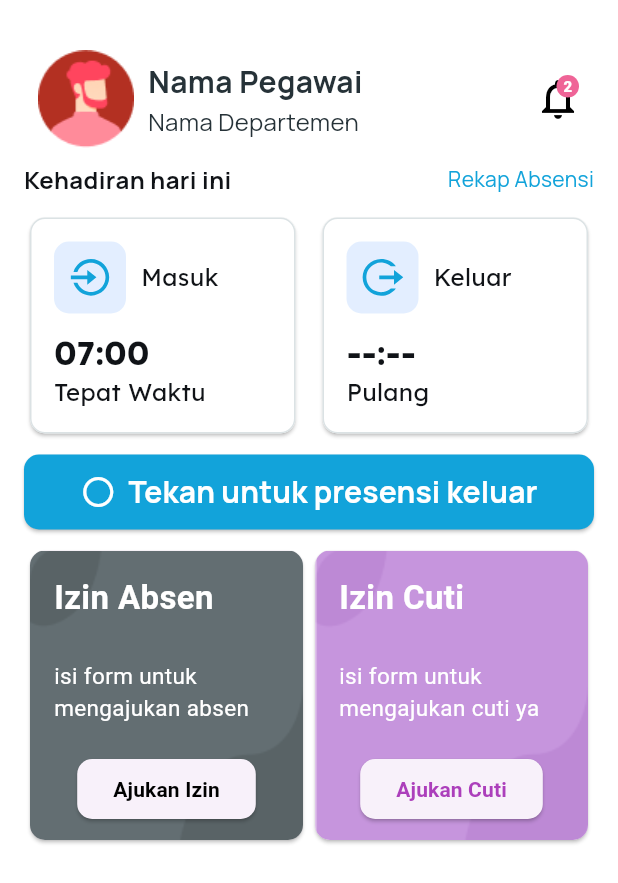
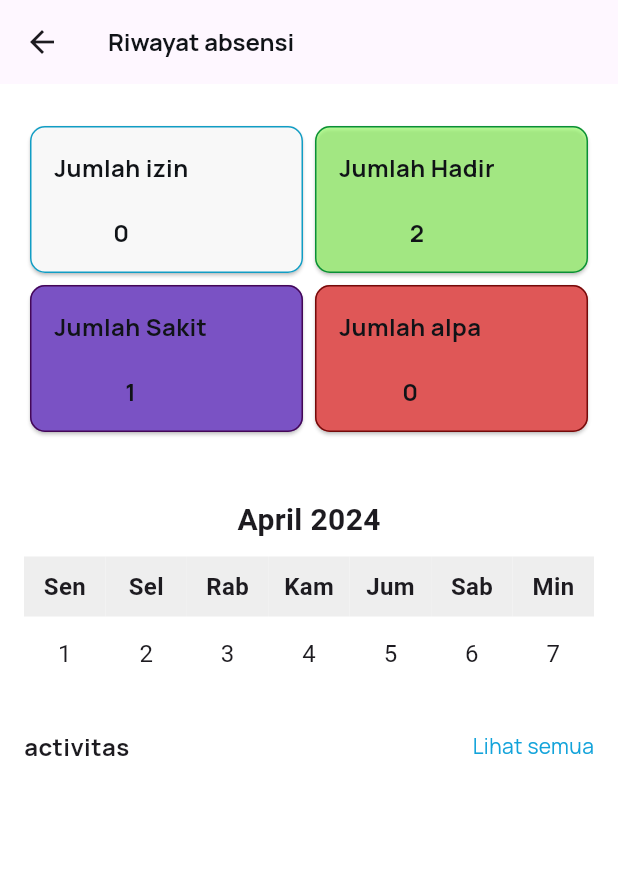
Before and after one commit to rusdy-cyber/flutter-mobile-developer, a Flutter app: the Dasboard screen opened by its route, after a tap on "Rekap Absensi", on a phone screen of 412 x 824 dp. Shown: the top 883 px of the screen. Run offline on Flutter 3.47's test engine with Material 3 defaults, Android fonts, the phone set to English and light mode, and no system bars; our stand-ins replace flutter_svg, google_fonts.

Commit message:
update calender

```diff
--- a/appabsensi/lib/screen/dashboard_screen.dart
+++ b/appabsensi/lib/screen/dashboard_screen.dart
@@ -1,5 +1,6 @@
 // ignore_for_file: depend_on_referenced_packages
 
+import 'package:appabsensi/screen/riwayat_absen.dart';
 import 'package:flutter/material.dart';
 import 'package:flutter/widgets.dart';
 import 'package:google_fonts/google_fonts.dart';
@@ -92,7 +93,12 @@ class Dasboard extends StatelessWidget {
                       fontWeight: FontWeight.bold),
                 ),
                 GestureDetector(
-                  onTap: () {},
+                  onTap: () {
+                    Navigator.push(
+                      context,
+                      MaterialPageRoute(builder: (context) => riwayat()),
+                    );
+                  },
                   child: Text(
                     'Rekap Absensi',
                     style: GoogleFonts.manrope(
--- a/appabsensi/lib/screen/riwayat_absen.dart
+++ b/appabsensi/lib/screen/riwayat_absen.dart
@@ -0,0 +1,306 @@
+import 'package:flutter/material.dart';
+import 'package:flutter/widgets.dart';
+import 'package:google_fonts/google_fonts.dart';
+import 'package:appabsensi/screen/dashboard_screen.dart';
+import 'dart:math';
+
+class riwayat extends StatelessWidget {
+  @override
+  Widget build(BuildContext context) {
+    return Scaffold(
+      appBar: AppBar(
+        title: Text(
+          "Riwayat absensi",
+          style: GoogleFonts.manrope(
+              fontSize: 16,
+              color: const Color(0xFF101317),
+              fontWeight: FontWeight.bold),
+        ),
+      ),
+      backgroundColor: Colors.white,
+      body: SafeArea(
+          child: SingleChildScrollView(
+        padding: const EdgeInsets.symmetric(horizontal: 16),
+        child: Column(
+          children: [
+            SizedBox(
+              height: 24,
+            ),
+            Row(
+              children: [
+                Expanded(
+                  child: Card(
+                    shape: RoundedRectangleBorder(
+                      side: const BorderSide(
+                          color: Color.fromARGB(255, 17, 157, 196), width: 1.0),
+                      borderRadius: BorderRadius.circular(10.0),
+                    ),
+                    color: Color.fromARGB(255, 248, 248, 248),
+                    child: Padding(
+                      padding: EdgeInsets.all(16),
+                      child: Column(
+                        crossAxisAlignment: CrossAxisAlignment.start,
+                        children: [
+                          Column(
+                            children: [
+                              Text(
+                                "Jumlah izin",
+                                style: GoogleFonts.manrope(
+                                    fontSize: 16,
+                                    color: const Color(0xFF101317),
+                                    fontWeight: FontWeight.bold),
+                              ),
+                              SizedBox(
+                                height: 20,
+                              ),
+                              Text(
+                                "0",
+                                style: GoogleFonts.manrope(
+                                    fontSize: 16,
+                                    color: const Color(0xFF101317),
+                                    fontWeight: FontWeight.bold),
+                              )
+                            ],
+                          ),
+                        ],
+                      ),
+                    ),
+                  ),
+                ),
+                Expanded(
+                  child: Card(
+                    shape: RoundedRectangleBorder(
+                      side: const BorderSide(
+                          color: Color.fromARGB(255, 10, 143, 54), width: 1.0),
+                      borderRadius: BorderRadius.circular(10.0),
+                    ),
+                    color: Color.fromARGB(167, 150, 255, 101),
+                    child: Padding(
+                      padding: EdgeInsets.all(16),
+                      child: Column(
+                        crossAxisAlignment: CrossAxisAlignment.start,
+                        children: [
+                          Column(
+                            children: [
+                              Text(
+                                "Jumlah Hadir",
+                                style: GoogleFonts.manrope(
+                                    fontSize: 16,
+                                    color: const Color(0xFF101317),
+                                    fontWeight: FontWeight.bold),
+                              ),
+                              SizedBox(
+                                height: 20,
+                              ),
+                              Text(
+                                "2",
+                                style: GoogleFonts.manrope(
+                                    fontSize: 16,
+                                    color: const Color(0xFF101317),
+                                    fontWeight: FontWeight.bold),
+                              )
+                            ],
+                          ),
+                        ],
+                      ),
+                    ),
+                  ),
+                )
+              ],
+            ),
+            SizedBox(
+              width: 20,
+            ),
+            Row(
+              children: [
+                Expanded(
+                  child: Card(
+                    shape: RoundedRectangleBorder(
+                      side: const BorderSide(
+                          color: Color.fromARGB(255, 68, 7, 87), width: 1.0),
+                      borderRadius: BorderRadius.circular(10.0),
+                    ),
+                    color: Color.fromARGB(255, 122, 82, 196),
+                    child: Padding(
+                      padding: EdgeInsets.all(16),
+                      child: Column(
+                        crossAxisAlignment: CrossAxisAlignment.start,
+                        children: [
+                          Column(
+                            children: [
+                              Text(
+                                "Jumlah Sakit",
+                                style: GoogleFonts.manrope(
+                                    fontSize: 16,
+                                    color: const Color(0xFF101317),
+                                    fontWeight: FontWeight.bold),
+                              ),
+                              SizedBox(
+                                height: 20,
+                              ),
+                              Text(
+                                "1",
+                                style: GoogleFonts.manrope(
+                                    fontSize: 16,
+                                    color: const Color(0xFF101317),
+                                    fontWeight: FontWeight.bold),
+                              )
+                            ],
+                          ),
+                        ],
+                      ),
+                    ),
+                  ),
+                ),
+                Expanded(
+                  child: Card(
+                    shape: RoundedRectangleBorder(
+                      side: const BorderSide(
+                          color: Color.fromARGB(255, 116, 10, 10), width: 1.0),
+                      borderRadius: BorderRadius.circular(10.0),
+                    ),
+                    color: const Color.fromARGB(255, 223, 87, 87),
+                    child: Padding(
+                      padding: EdgeInsets.all(16),
+                      child: Column(
+                        crossAxisAlignment: CrossAxisAlignment.start,
+                        children: [
+                          Column(
+                            children: [
+                              Text(
+                                "Jumlah alpa",
+                                style: GoogleFonts.manrope(
+                                    fontSize: 16,
+                                    color: const Color(0xFF101317),
+                                    fontWeight: FontWeight.bold),
+                              ),
+                              SizedBox(
+                                height: 20,
+                              ),
+                              Text(
+                                "0",
+                                style: GoogleFonts.manrope(
+                                    fontSize: 16,
+                                    color: const Color(0xFF101317),
+                                    fontWeight: FontWeight.bold),
+                              )
+                            ],
+                          ),
+                        ],
+                      ),
+                    ),
+                  ),
+                )
+              ],
+            ),
+            SizedBox(
+              height: 40,
+            ),
+            // Implementasi widget kalender
+            ListView.builder(
+              shrinkWrap: true,
+              physics:
+                  NeverScrollableScrollPhysics(), // Menjadikan ListView tidak bisa discroll
+              itemCount:
+                  1, // Hanya satu item, karena kita hanya ingin menampilkan kalender sekali
+              itemBuilder: (context, _) {
+                return Column(
+                  crossAxisAlignment: CrossAxisAlignment.center,
+                  children: [
+                    Text(
+                      "April 2024", // Ganti dengan bulan dan tahun yang sesuai
+                      style:
+                          TextStyle(fontSize: 20, fontWeight: FontWeight.bold),
+                    ),
+                    SizedBox(height: 10),
+                    Row(
+                      children: [
+                        for (var day in [
+                          'Sen',
+                          'Sel',
+                          'Rab',
+                          'Kam',
+                          'Jum',
+                          'Sab',
+                          'Min'
+                        ])
+                          Expanded(
+                            child: Container(
+                              height:
+                                  40, // Sesuaikan dengan tinggi yang diinginkan
+                              decoration: BoxDecoration(
+                                color: Colors.grey[
+                                    200], // Warna latar belakang untuk hari
+                              ),
+                              child: Center(
+                                child: Text(
+                                  day,
+                                  style: TextStyle(
+                                      fontSize: 16,
+                                      fontWeight: FontWeight.bold),
+                                ),
+                              ),
+                            ),
+                          ),
+                      ],
+                    ),
+                    SizedBox(height: 5),
+                    Row(
+                      children: [
+                        for (var i = 0; i < 7; i++)
+                          Expanded(
+                            child: Container(
+                              height:
+                                  40, // Sesuaikan dengan tinggi yang diinginkan
+                              decoration: BoxDecoration(
+                                border: Border.all(color: Colors.transparent),
+                              ),
+                              child: Center(
+                                child: Text(
+                                  (i + 1).toString(),
+                                  style: TextStyle(fontSize: 16),
+                                ),
+                              ),
+                            ),
+                          ),
+                      ],
+                    ),
+                    SizedBox(
+                      height: 30,
+                    ),
+                    Row(
+                      mainAxisAlignment: MainAxisAlignment.spaceBetween,
+                      children: [
+                        Text("activitas",
+                        style: GoogleFonts.manrope(
+                          fontSize: 16,
+                          fontWeight: FontWeight.bold,
+                        ),),
+                        GestureDetector(
+                          onTap: () {
+                            Navigator.push(
+                              context,
+                              MaterialPageRoute(
+                                  builder: (context) => riwayat()),
+                            );
+                          },
+                          child: Text(
+                            'Lihat semua',
+                            style: GoogleFonts.manrope(
+                              fontSize: 14,
+                              color: const Color(0xFF12A3DA),
+                            ),
+                          ),
+                        )
+                      ],
+                    )
+                  ],
+                );
+              },
+            ),
+          ],
+        ),
+      )),
+    );
+  }
+}
--- a/appabsensi/pubspec.yaml
+++ b/appabsensi/pubspec.yaml
@@ -20,6 +20,7 @@ dev_dependencies:
   google_fonts: ^6.2.1
   flutter_svg: ^2.0.6
   flutter_lints: ^3.0.0
+  table_calendar: ^3.0.0
 
 flutter:
   uses-material-design: true
```
Also changed, not shown: appabsensi/gambar/riwayat.png (added), appabsensi/pubspec.lock, 1 other file.
